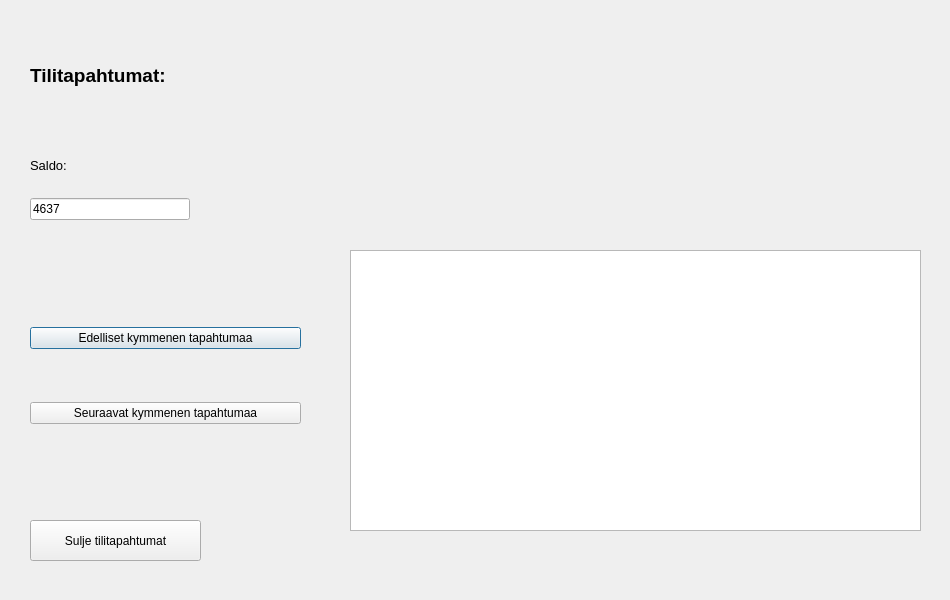
AJHosuja/BankAutomat, file bankautomat/tilitapahtumat.ui: the form before one commit.
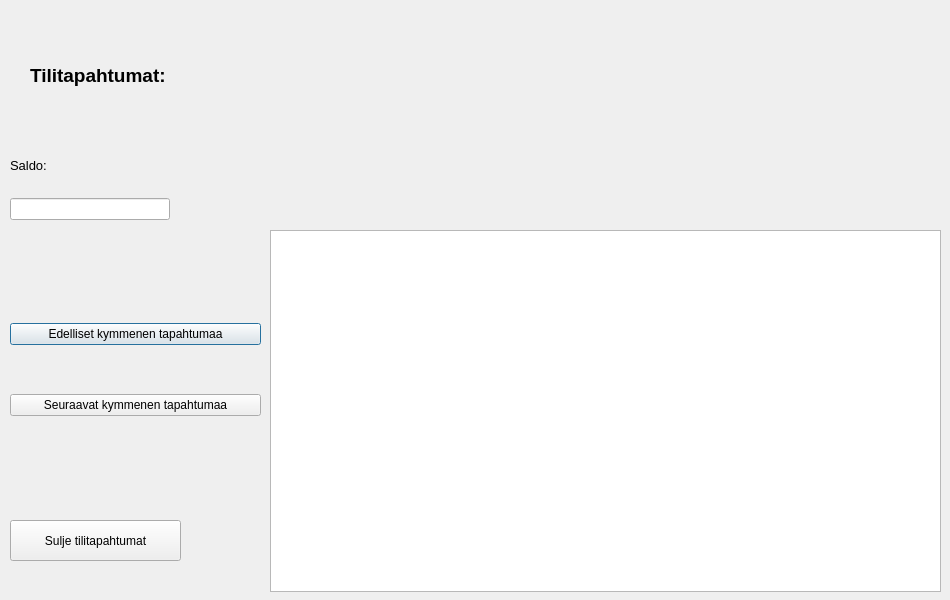
The form after the commit.

Commit message: tilitapahtumat näkyviin

```diff
--- a/bankautomat/tilitapahtumat.ui
+++ b/bankautomat/tilitapahtumat.ui
@@ -16,10 +16,10 @@
   <widget class="QTableView" name="tableView">
    <property name="geometry">
     <rect>
-     <x>350</x>
-     <y>250</y>
-     <width>571</width>
-     <height>281</height>
+     <x>270</x>
+     <y>230</y>
+     <width>671</width>
+     <height>362</height>
     </rect>
    </property>
   </widget>
@@ -39,10 +39,10 @@
   <widget class="QWidget" name="verticalLayoutWidget">
    <property name="geometry">
     <rect>
-     <x>30</x>
+     <x>10</x>
      <y>280</y>
-     <width>271</width>
-     <height>191</height>
+     <width>251</width>
+     <height>181</height>
     </rect>
    </property>
    <layout class="QVBoxLayout" name="verticalLayout">
@@ -65,7 +65,7 @@
   <widget class="QWidget" name="verticalLayoutWidget_2">
    <property name="geometry">
     <rect>
-     <x>30</x>
+     <x>10</x>
      <y>140</y>
      <width>160</width>
      <height>80</height>
@@ -85,7 +85,7 @@
        <cursorShape>BlankCursor</cursorShape>
       </property>
       <property name="text">
-       <string>4637</string>
+       <string/>
       </property>
      </widget>
     </item>
@@ -94,7 +94,7 @@
   <widget class="QPushButton" name="suljetilita">
    <property name="geometry">
     <rect>
-     <x>30</x>
+     <x>10</x>
      <y>520</y>
      <width>171</width>
      <height>41</height>
```
Left out of the diff: 4 changed lines with no effect on the pictures. The commit also changes 2 other files.
